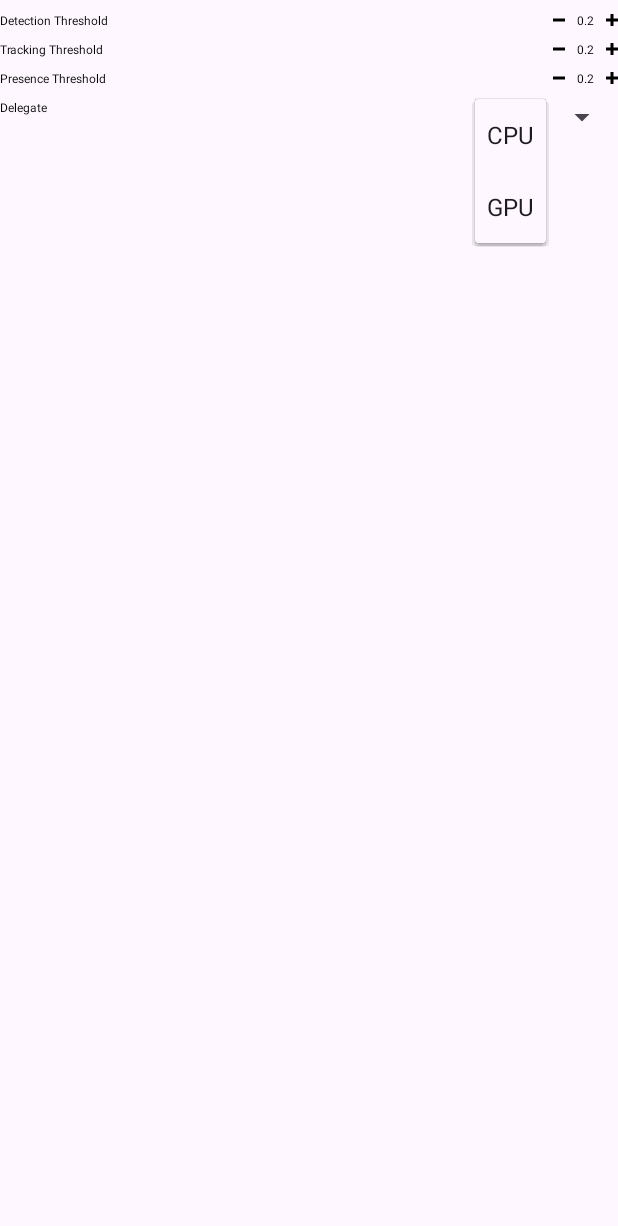
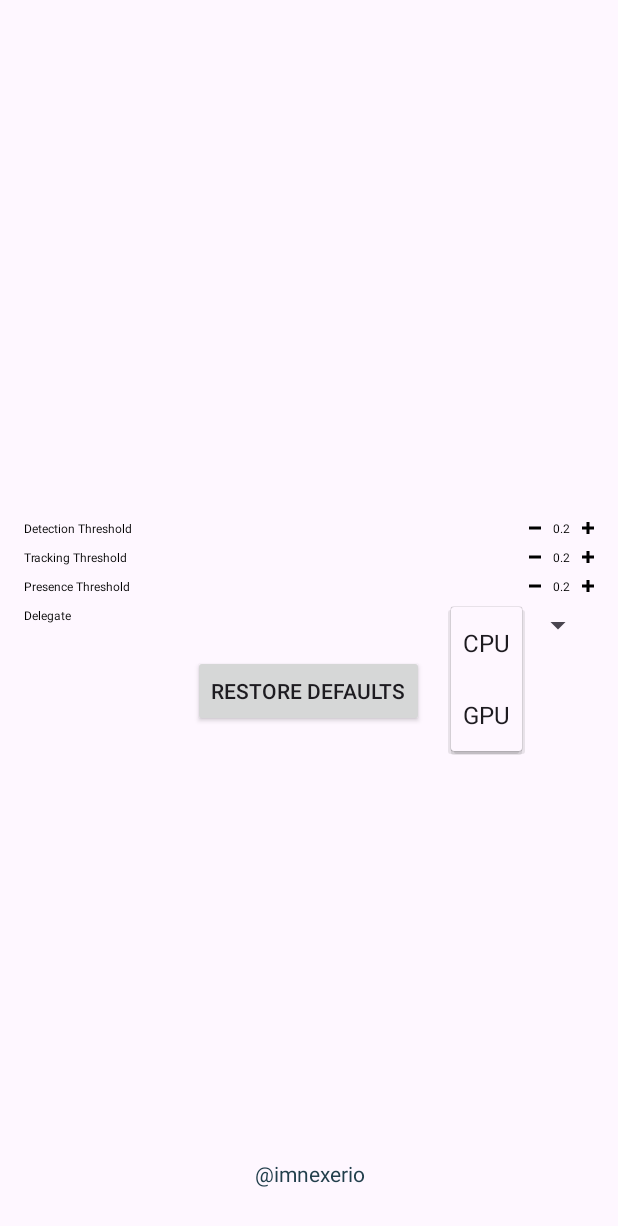
Before and after one commit to imnexerio/EyerisAndroid, an Android app: the fragment SettingsFragment shown on its own in the app's theme, after a tap on "CPU", on a phone screen of 412 x 824 dp. Shown: the top 1226 px of the screen. Run offline under Robolectric (Android 15) with nearby library versions, the phone set to English and light mode, and no system bars.

Commit message:
app crashing while asking permission is solved and settings fragments is also working

```diff
--- a/app/build.gradle
+++ b/app/build.gradle
@@ -12,8 +12,8 @@ android {
         applicationId "com.imnexerio.eyeris"
         minSdk 28
         targetSdk 34
-        versionCode 2
-        versionName "1.0.1"
+        versionCode 5
+        versionName "1.0.5"
 
         testInstrumentationRunner "androidx.test.runner.AndroidJUnitRunner"
     }
--- a/app/src/main/AndroidManifest.xml
+++ b/app/src/main/AndroidManifest.xml
@@ -10,6 +10,8 @@
     <uses-permission android:name="android.permission.POST_NOTIFICATIONS" />
     <uses-permission android:name="android.permission.FOREGROUND_SERVICE_CAMERA"/>
     <uses-permission android:name="android.permission.VIBRATE"/>
+
+
 <!--    <uses-permission android:name="android.permission.SYSTEM_ALERT_WINDOW"/>-->
 
     <application
--- a/app/src/main/java/com/imnexerio/eyeris/FaceLandmarkerService.kt
+++ b/app/src/main/java/com/imnexerio/eyeris/FaceLandmarkerService.kt
@@ -87,7 +87,7 @@ class FaceLandmarkerService : Service(), FaceLandmarkerHelper.LandmarkerListener
                 faceLandmarkerHelperListener = this
             )
 
-            Log.i(TAG, "FaceLandmarkerHelper created, minFaceDetectionConfidence: $minFaceDetectionConfidence, minFaceTrackingConfidence: $minFaceTrackingConfidence, minFacePresenceConfidence: $minFacePresenceConfidence")
+//            Log.i(TAG, "FaceLandmarkerHelper created, minFaceDetectionConfidence: $minFaceDetectionConfidence, minFaceTrackingConfidence: $minFaceTrackingConfidence, minFacePresenceConfidence: $minFacePresenceConfidence")
 //        backgroundExecutor.execute {
 //            faceLandmarkerHelper = FaceLandmarkerHelper(
 //                context = this,
@@ -289,7 +289,7 @@ class FaceLandmarkerService : Service(), FaceLandmarkerHelper.LandmarkerListener
 
         val faceBlendshapes = resultBundle.result.faceBlendshapes()?.get()?.get(0)
         val categories = listOf(faceBlendshapes?.get(9), faceBlendshapes?.get(10))
-        Log.i(TAG, "categories : $categories")
+//        Log.i(TAG, "categories : $categories")
         val leftBlinkScore = categories.get(0)?.score() ?: 0.0f
         val rightBlinkScore = categories.get(1)?.score() ?: 0.0f
 
--- a/app/src/main/res/layout/activity_main.xml
+++ b/app/src/main/res/layout/activity_main.xml
@@ -41,7 +41,6 @@
 <!--            android:layout_marginStart="20dp"-->
 <!--            android:layout_marginBottom="16dp"-->
 <!--            android:clickable="true"-->
-<!--            android:visibility="gone"-->
 <!--            app:srcCompat="@drawable/baseline_play_arrow_24" />-->
 
     </RelativeLayout>
--- a/app/src/main/res/layout/fragment_settings.xml
+++ b/app/src/main/res/layout/fragment_settings.xml
@@ -1,14 +1,24 @@
 <?xml version="1.0" encoding="utf-8"?>
 
-<LinearLayout xmlns:android="http://schemas.android.com/apk/res/android"
+
+
+<RelativeLayout
+    xmlns:android="http://schemas.android.com/apk/res/android"
     xmlns:app="http://schemas.android.com/apk/res-auto"
+    xmlns:tools="http://schemas.android.com/tools"
+    android:layout_width="match_parent"
+    android:layout_height="match_parent"
+    android:padding="16dp"
+
+    >
+<LinearLayout
     android:id="@+id/bottom_sheet_layout"
     android:layout_width="match_parent"
     android:layout_height="wrap_content"
-    android:layout_gravity="center_horizontal"
-    android:gravity="center_horizontal"
-    android:orientation="vertical"
-    app:layout_behavior="com.google.android.material.bottomsheet.BottomSheetBehavior">
+    android:layout_gravity="center"
+    android:layout_centerInParent="true"
+    android:gravity="center"
+    android:orientation="vertical">
 
 
         <!-- ML confidence threshold adjustment row -->
@@ -185,5 +195,24 @@
                  />
 
         </RelativeLayout>
+    <androidx.appcompat.widget.AppCompatButton
+        android:id="@+id/restore_defaults_button"
+        android:layout_width="wrap_content"
+        android:layout_height="wrap_content"
+        android:layout_marginTop="@dimen/bottom_sheet_default_row_margin"
+        android:text="Restore Defaults" />
+
+
 
 </LinearLayout>
+    <TextView
+        android:layout_width="wrap_content"
+        android:layout_height="wrap_content"
+        android:layout_alignParentStart="true"
+        android:layout_alignParentEnd="true"
+        android:layout_alignParentBottom="true"
+        android:layout_marginBottom="16dp"
+        android:gravity="center"
+        android:textColor="#213E4B"
+        android:text="@imnexerio" />
+</RelativeLayout>
```
Also changed, not shown: app/src/main/java/com/imnexerio/eyeris/MainActivity.kt (+9 -9 lines), app/src/main/java/com/imnexerio/eyeris/fragments/PermissionsFragment.kt (+15 -2 lines), app/src/main/java/com/imnexerio/eyeris/fragments/SettingsFragment.kt (+13 -101 lines), app/src/main/res/navigation/nav_graph.xml (+11 -7 lines).
